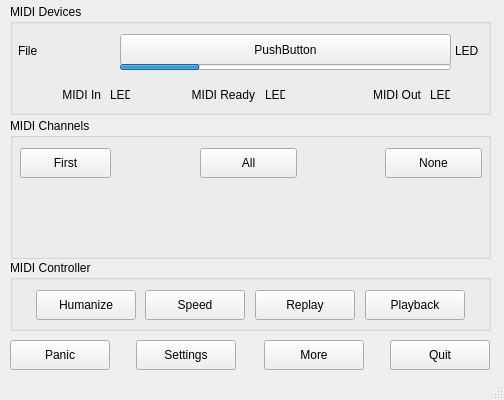
Above: src/mainwindow.ui from obook/I-like-Chopin before the change. Below: the same form after it.
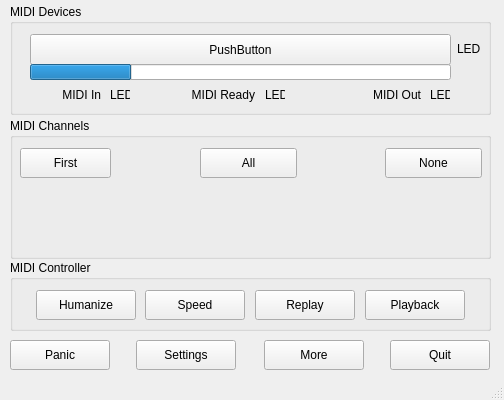
That is the form after the change.

Commit message: New : Artist's name in main window title.

The edit to the form file:
```diff
--- a/src/mainwindow.ui
+++ b/src/mainwindow.ui
@@ -45,22 +45,6 @@
     <property name="title">
      <string>MIDI Devices</string>
     </property>
-    <widget class="QLabel" name="label_File">
-     <property name="geometry">
-      <rect>
-       <x>8</x>
-       <y>36</y>
-       <width>91</width>
-       <height>22</height>
-      </rect>
-     </property>
-     <property name="text">
-      <string>File</string>
-     </property>
-     <property name="alignment">
-      <set>Qt::AlignmentFlag::AlignLeading|Qt::AlignmentFlag::AlignLeft|Qt::AlignmentFlag::AlignVCenter</set>
-     </property>
-    </widget>
     <widget class="QLabel" name="label_Ouput">
      <property name="geometry">
       <rect>
@@ -135,9 +119,9 @@
     <widget class="QPushButton" name="pushButton_Files">
      <property name="geometry">
       <rect>
-       <x>110</x>
+       <x>20</x>
        <y>30</y>
-       <width>331</width>
+       <width>421</width>
        <height>31</height>
       </rect>
      </property>
@@ -154,10 +138,10 @@
     <widget class="QProgressBar" name="progressBar">
      <property name="geometry">
       <rect>
-       <x>110</x>
+       <x>20</x>
        <y>60</y>
-       <width>331</width>
-       <height>6</height>
+       <width>421</width>
+       <height>16</height>
       </rect>
      </property>
      <property name="value">
@@ -186,8 +170,8 @@
     <widget class="QLabel" name="labelLedQuality">
      <property name="geometry">
       <rect>
-       <x>445</x>
-       <y>33</y>
+       <x>447</x>
+       <y>31</y>
        <width>28</width>
        <height>28</height>
       </rect>
```
The commit also changes 3 other files.
